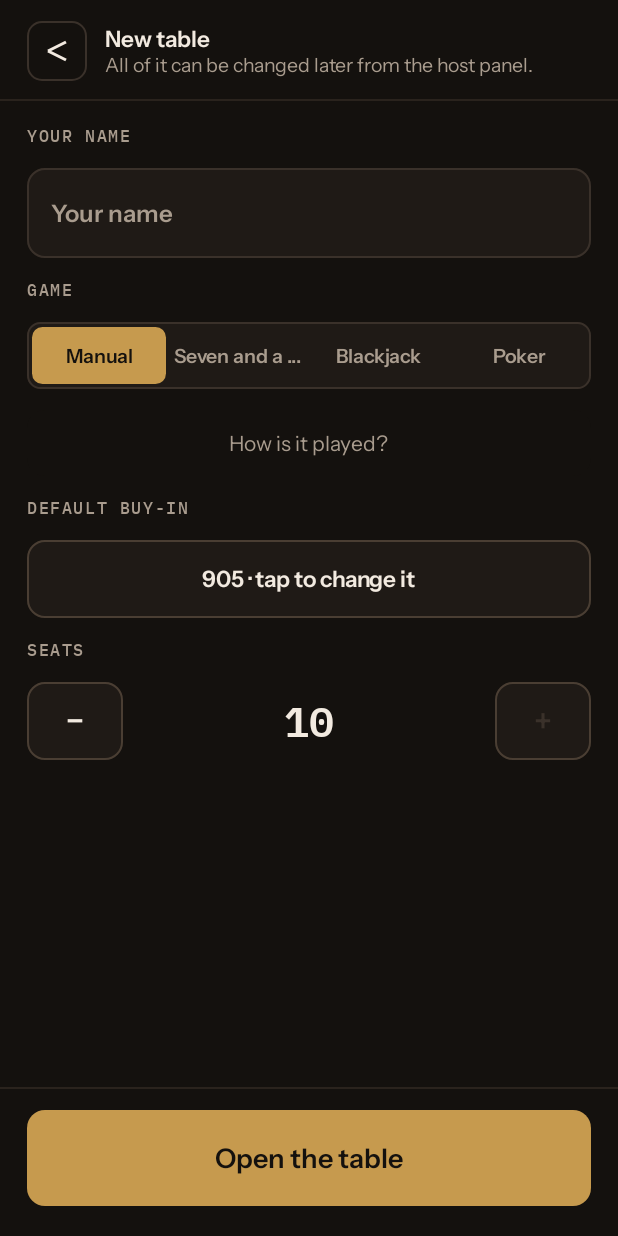
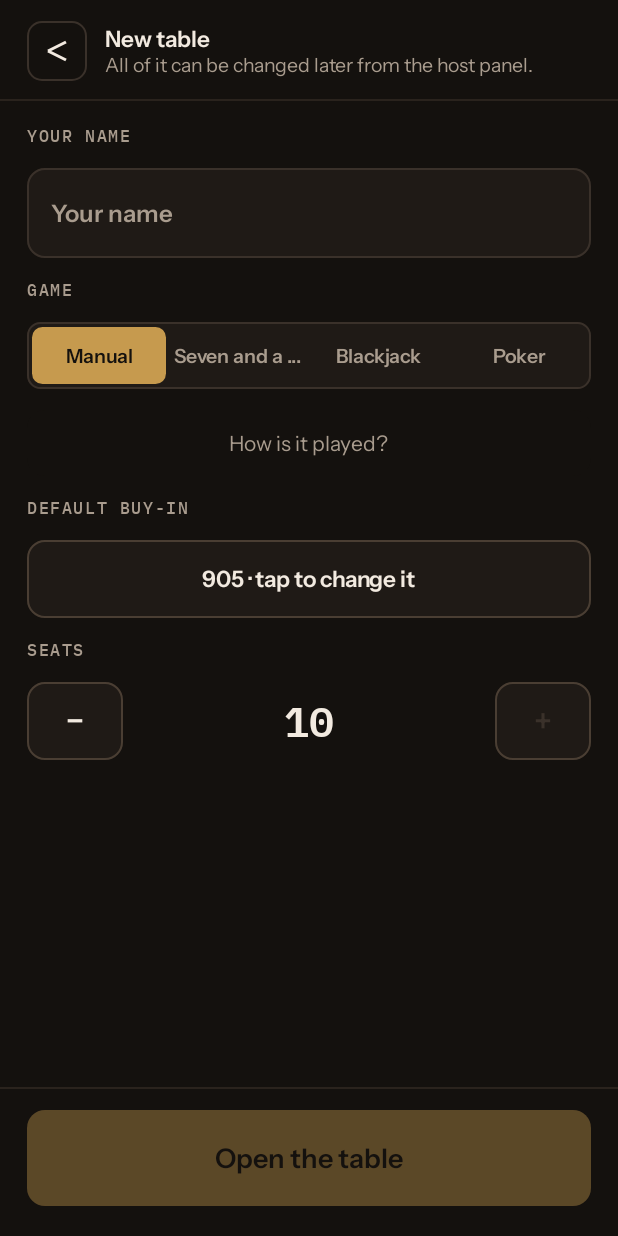
Before and after one commit to tablechips/tablechips, an Android app built with Jetpack Compose: the screen it shows after launch (MainActivity), after a tap on "Create a table", on a phone screen of 412 x 824 dp. Run offline under Robolectric (Android 15) with nearby library versions, the phone set to English and light mode, and no system bars; pictures from the network do not load; 3 statements that could not run were skipped.

Commit message:
fix: dim the primary button while it is disabled
With no name typed the "Open the table" button was disabled but looked
exactly like an active one, so tapping it seemed to do nothing. Disabled
actions are dimmed to 40 %, as the design asks and the secondary buttons
already do.

Co-Authored-By: Claude Opus 5.5 <noreply@anthropic.com>
Claude-Session: https://claude.ai/code/session_01PFCT5MzrAxbaS5XCoMXkXn

```diff
--- a/app/src/main/kotlin/io/github/tablechips/app/ui/Components.kt
+++ b/app/src/main/kotlin/io/github/tablechips/app/ui/Components.kt
@@ -101,7 +101,9 @@ fun PrimaryButton(
 ) {
     ClickableSurface(
         onClick = onClick,
-        modifier = modifier.fillMaxWidth().height(height),
+        // A disabled primary must not look like one waiting to be pressed: the
+        // design dims disabled actions to 40 %, as the secondary ones already are.
+        modifier = modifier.fillMaxWidth().height(height).alpha(if (enabled) 1f else .4f),
         enabled = enabled,
         fill = Refugi.accent,
         pressedFill = Refugi.accentHover,
```
